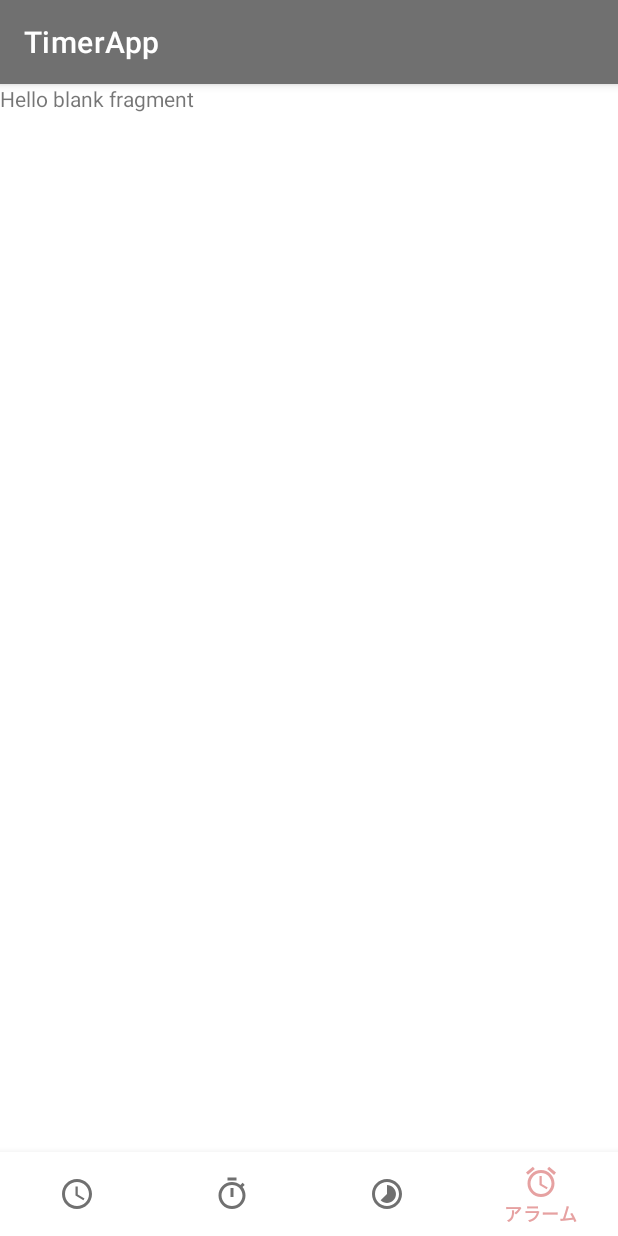
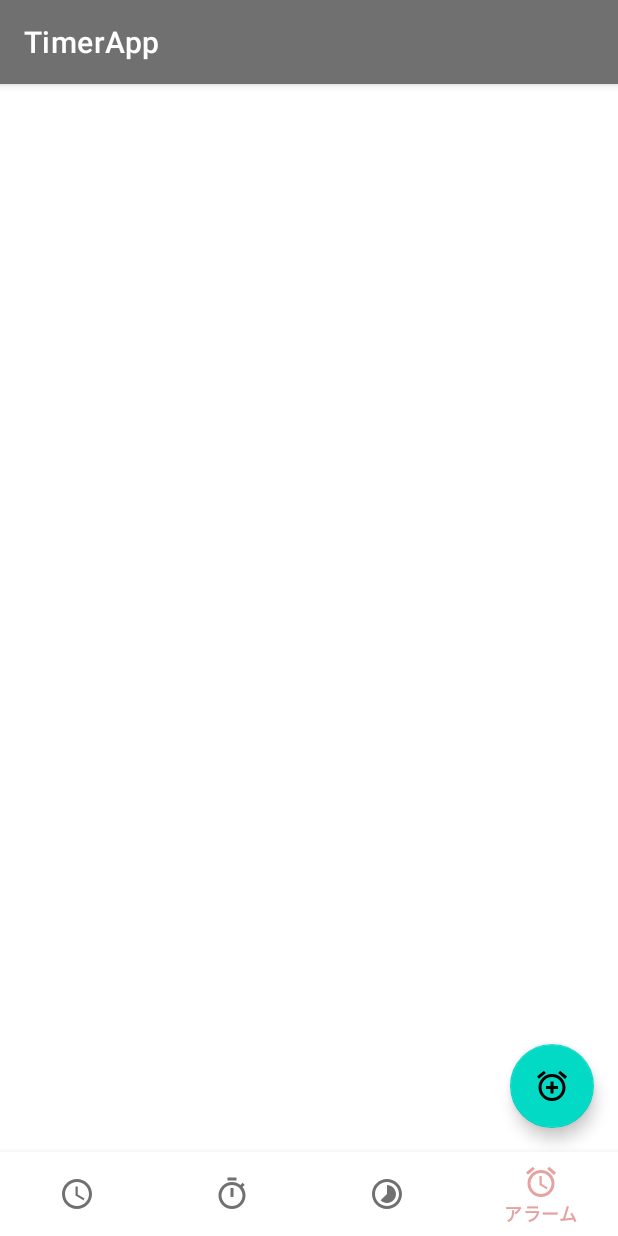
Before and after one commit to SEKI-YUTA/Android_MyTimeApp, an Android app: the screen it shows after launch (MainActivity), item 4 of the bottom bar chosen, on a phone screen of 412 x 824 dp. Run offline under Robolectric (Android 15) with nearby library versions, the light colour scheme and no system bars.

Commit message:
add RecyclerView to AlarmFragment and create some file to use the RecyclerView

```diff
--- /dev/null
+++ b/app/src/main/java/com/example/timerapp/Adapters/AlarmAdapter.java
@@ -0,0 +1,68 @@
+package com.example.timerapp.Adapters;
+
+import android.content.Context;
+import android.view.LayoutInflater;
+import android.view.View;
+import android.view.ViewGroup;
+import android.widget.CompoundButton;
+import android.widget.Switch;
+import android.widget.TextView;
+
+import androidx.annotation.NonNull;
+import androidx.cardview.widget.CardView;
+import androidx.recyclerview.widget.RecyclerView;
+
+import com.example.timerapp.Listeners.OnAlarmToggleListener;
+import com.example.timerapp.Models.Alarm;
+import com.example.timerapp.R;
+
+import java.util.List;
+
+public class AlarmAdapter extends RecyclerView.Adapter<AlarmAdapter.AlarmViewHolder> {
+    Context context;
+    List<Alarm> alarmList;
+    OnAlarmToggleListener listener;
+
+    public AlarmAdapter(Context context, List<Alarm> alarmList, OnAlarmToggleListener listener) {
+        this.context = context;
+        this.alarmList = alarmList;
+        this.listener = listener;
+    }
+
+    @NonNull
+    @Override
+    public AlarmViewHolder onCreateViewHolder(@NonNull ViewGroup parent, int viewType) {
+        return new AlarmViewHolder(LayoutInflater.from(context).inflate(R.layout.alarm_item, parent, false));
+    }
+
+    @Override
+    public void onBindViewHolder(@NonNull AlarmViewHolder holder, int position) {
+        Alarm alarm = alarmList.get(holder.getAdapterPosition());
+        holder.tv_alarmItem_Time.setText(alarm.getTime());
+        holder.alarmItem_toggleActive.setChecked(alarm.isActive());
+
+        holder.alarmItem_toggleActive.setOnCheckedChangeListener(new CompoundButton.OnCheckedChangeListener() {
+            @Override
+            public void onCheckedChanged(CompoundButton compoundButton, boolean b) {
+                listener.toggleActive(b, alarm);
+            }
+        });
+    }
+
+    @Override
+    public int getItemCount() {
+        return alarmList.size();
+    }
+
+    public class AlarmViewHolder extends RecyclerView.ViewHolder {
+        CardView alarmItem_container;
+        Switch alarmItem_toggleActive;
+        TextView tv_alarmItem_Time;
+        public AlarmViewHolder(@NonNull View itemView) {
+            super(itemView);
+            alarmItem_container = itemView.findViewById(R.id.alarmItem_container);
+            alarmItem_toggleActive = itemView.findViewById(R.id.alarmItem_toggleActive);
+            tv_alarmItem_Time = itemView.findViewById(R.id.tv_alarmItem_Time);
+        }
+    }
+}
--- a/app/src/main/java/com/example/timerapp/AlarmFragment.java
+++ b/app/src/main/java/com/example/timerapp/AlarmFragment.java
@@ -3,12 +3,27 @@ package com.example.timerapp;
 import android.os.Bundle;
 
 import androidx.fragment.app.Fragment;
+import androidx.recyclerview.widget.GridLayoutManager;
+import androidx.recyclerview.widget.RecyclerView;
 
 import android.view.LayoutInflater;
 import android.view.View;
 import android.view.ViewGroup;
+import android.widget.Toast;
 
-public class AlarmFragment extends Fragment {
+import com.example.timerapp.Adapters.AlarmAdapter;
+import com.example.timerapp.Listeners.OnAlarmToggleListener;
+import com.example.timerapp.Models.Alarm;
+import com.google.android.material.floatingactionbutton.FloatingActionButton;
+
+import java.util.ArrayList;
+import java.util.List;
+
+public class AlarmFragment extends Fragment implements OnAlarmToggleListener {
+    RecyclerView recyclerView;
+    FloatingActionButton fab_addAlarm;
+    List<Alarm> alarmList = new ArrayList<>();
+    AlarmAdapter adapter;
 
     @Override
     public View onCreateView(LayoutInflater inflater, ViewGroup container,
@@ -16,6 +31,37 @@ public class AlarmFragment extends Fragment {
         // Inflate the layout for this fragment
         View view = inflater.inflate(R.layout.fragment_alarm, container, false);
 
+        recyclerView = view.findViewById(R.id.recyclerview);
+        fab_addAlarm = view.findViewById(R.id.fab_addAlarm);
+
+        adapter = new AlarmAdapter(getContext(), alarmList, this);
+
+        recyclerView.setHasFixedSize(true);
+        recyclerView.setLayoutManager(new GridLayoutManager(getContext(), 1));
+        recyclerView.setAdapter(adapter);
+
+        fab_addAlarm.setOnClickListener(new View.OnClickListener() {
+            @Override
+            public void onClick(View view) {
+                // add Alarm
+
+
+                // とりあえず適当なデータを追加してみる
+                Alarm newAlarm = new Alarm("07:00", false);
+                alarmList.add(newAlarm);
+                adapter.notifyDataSetChanged();
+            }
+        });
+
         return view;
     }
+
+    @Override
+    public void toggleActive(boolean isActive, Alarm alarm) {
+        if (isActive) {
+            Toast.makeText(getContext(), alarm.getTime() + "のタイマーをオンにしました", Toast.LENGTH_SHORT).show();
+        } else {
+            Toast.makeText(getContext(), alarm.getTime() + "のタイマーをオフにしました", Toast.LENGTH_SHORT).show();
+        }
+    }
 }
--- /dev/null
+++ b/app/src/main/java/com/example/timerapp/Listeners/OnAlarmToggleListener.java
@@ -0,0 +1,7 @@
+package com.example.timerapp.Listeners;
+
+import com.example.timerapp.Models.Alarm;
+
+public interface OnAlarmToggleListener {
+    void toggleActive(boolean isActive, Alarm alarm);
+}
--- a/app/src/main/res/layout/fragment_alarm.xml
+++ b/app/src/main/res/layout/fragment_alarm.xml
@@ -1,14 +1,22 @@
 <?xml version="1.0" encoding="utf-8"?>
-<FrameLayout xmlns:android="http://schemas.android.com/apk/res/android"
+<RelativeLayout xmlns:android="http://schemas.android.com/apk/res/android"
     xmlns:tools="http://schemas.android.com/tools"
     android:layout_width="match_parent"
     android:layout_height="match_parent"
     tools:context=".AlarmFragment">
 
-    <!-- TODO: Update blank fragment layout -->
-    <TextView
-        android:layout_width="match_parent"
-        android:layout_height="match_parent"
-        android:text="@string/hello_blank_fragment" />
+   <androidx.recyclerview.widget.RecyclerView
+       android:id="@+id/recyclerview"
+       android:layout_width="match_parent"
+       android:layout_height="match_parent"/>
 
-</FrameLayout>
+    <com.google.android.material.floatingactionbutton.FloatingActionButton
+        android:id="@+id/fab_addAlarm"
+        android:layout_width="wrap_content"
+        android:layout_height="wrap_content"
+        android:src="@drawable/ic_add_alarm"
+        android:layout_alignParentBottom="true"
+        android:layout_alignParentRight="true"
+        android:layout_margin="16dp"/>
+
+</RelativeLayout>
```
Also changed, not shown: app/src/main/java/com/example/timerapp/Models/Alarm.java (added, +27 -0 lines), app/src/main/res/layout/alarm_item.xml (added, +58 -0 lines).
